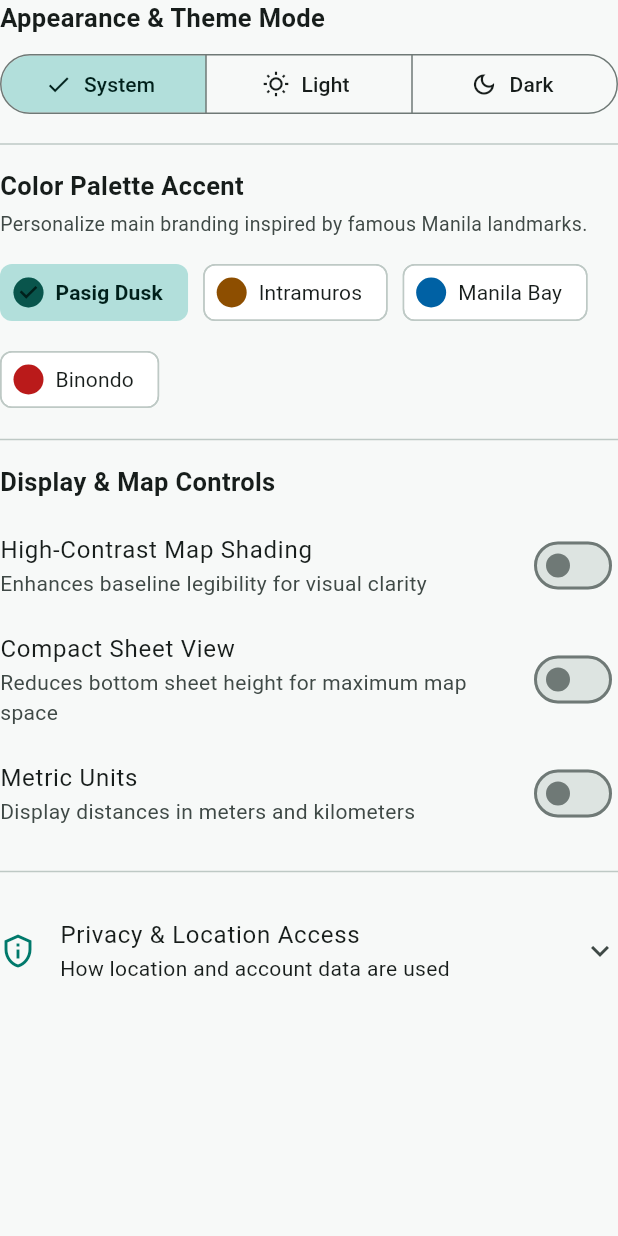
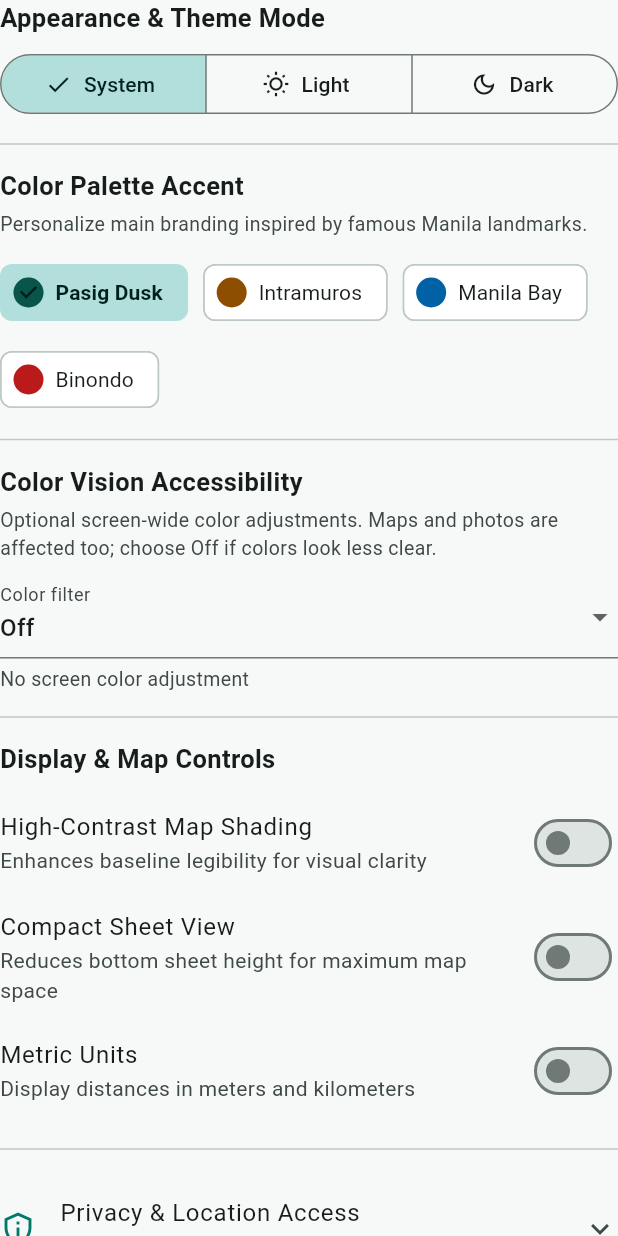
Before and after one commit to AkiraVee/mapparaan, a Flutter app: the _SettingsPage widget shown alone on an empty page, opened directly, on a phone screen of 412 x 824 dp. Run offline on Flutter 3.47's test engine with Material 3 defaults, Android fonts, the phone set to English and light mode, and no system bars; our stand-ins replace flutter_dotenv, flutter_image_compress, flutter_map, geolocator, image_picker, latlong2 and 3 more; missing offline and left inert: flutter_map_cancellable_tile_provider; accounts and stored records are empty; network calls fail.

Commit message:
feat: Implement color vision accessibility settings and update preferences service

```diff
--- a/mapparaan/lib/main.dart
+++ b/mapparaan/lib/main.dart
@@ -5,6 +5,7 @@ import 'package:supabase_flutter/supabase_flutter.dart';
 import 'package:flutter_dotenv/flutter_dotenv.dart';
 
 import 'services/commuter_preference_service.dart';
+import 'services/local_ui_preferences_service.dart';
 import 'services/memory_pin_service.dart';
 import 'services/friend_sharing_service.dart';
 import 'screens/home_screen.dart';
@@ -104,6 +105,20 @@ class MyApp extends StatelessWidget {
         return MaterialApp(
           title: 'Mapparaan',
           debugShowCheckedModeBanner: false,
+          builder: (context, child) {
+            return ValueListenableBuilder<LocalUiPreferences>(
+              valueListenable: LocalUiPreferencesService.current,
+              builder: (context, localPreferences, child) {
+                final filter = localPreferences.colorVisionFilter;
+                if (filter == ColorVisionFilter.none) return child!;
+                return ColorFiltered(
+                  colorFilter: ColorFilter.matrix(filter.matrix),
+                  child: child,
+                );
+              },
+              child: child,
+            );
+          },
           theme: ThemeData(
             brightness: Brightness.light,
             primaryColor: palette.primary,
--- a/mapparaan/lib/screens/drawer_destination_screen.dart
+++ b/mapparaan/lib/screens/drawer_destination_screen.dart
@@ -2,6 +2,7 @@ import 'package:flutter/material.dart';
 
 import 'friends_screen.dart';
 import '../services/commuter_preference_service.dart';
+import '../services/local_ui_preferences_service.dart';
 
 import '../services/ai_assistant_service.dart';
 import '../services/place_search_service.dart';
@@ -1335,6 +1336,7 @@ class _SettingsPage extends StatefulWidget {
 
 class _SettingsPageState extends State<_SettingsPage> {
   CommuterPreferences _prefs = const CommuterPreferences();
+  LocalUiPreferences _localPrefs = const LocalUiPreferences();
   bool _isLoading = true;
 
   @override
@@ -1345,9 +1347,11 @@ class _SettingsPageState extends State<_SettingsPage> {
 
   Future<void> _loadPreferences() async {
     final loaded = await CommuterPreferencesService.load();
+    final loadedLocal = await LocalUiPreferencesService.load();
     if (!mounted) return;
     setState(() {
       _prefs = loaded;
+      _localPrefs = loadedLocal;
       _isLoading = false;
     });
   }
@@ -1355,6 +1359,12 @@ class _SettingsPageState extends State<_SettingsPage> {
   Future<void> _updatePreferences(CommuterPreferences newPrefs) async {
     setState(() => _prefs = newPrefs);
     await CommuterPreferencesService.save(newPrefs);
+  }
+
+  Future<void> _updateColorVisionFilter(ColorVisionFilter filter) async {
+    final updated = _localPrefs.copyWith(colorVisionFilter: filter);
+    setState(() => _localPrefs = updated);
+    await LocalUiPreferencesService.save(updated);
   }
 
   @override
@@ -1444,6 +1454,44 @@ class _SettingsPageState extends State<_SettingsPage> {
         const Divider(height: 32),
 
         const Text(
+          'Color Vision Accessibility',
+          style: TextStyle(fontSize: 17, fontWeight: FontWeight.w700),
+        ),
+        const SizedBox(height: 4),
+        Text(
+          'Optional screen-wide color adjustments. Maps and photos are affected too; choose Off if colors look less clear.',
+          style: TextStyle(
+            fontSize: 13,
+            color: Theme.of(context).colorScheme.onSurfaceVariant,
+          ),
+        ),
+        const SizedBox(height: 8),
+        DropdownButtonFormField<ColorVisionFilter>(
+          isExpanded: true,
+          initialValue: _localPrefs.colorVisionFilter,
+          decoration: const InputDecoration(labelText: 'Color filter'),
+          items: ColorVisionFilter.values.map((filter) {
+            return DropdownMenuItem(
+              value: filter,
+              child: Text(filter.label, overflow: TextOverflow.ellipsis),
+            );
+          }).toList(),
+          onChanged: (filter) {
+            if (filter != null) _updateColorVisionFilter(filter);
+          },
+        ),
+        const SizedBox(height: 4),
+        Text(
+          _localPrefs.colorVisionFilter.description,
+          style: TextStyle(
+            fontSize: 13,
+            color: Theme.of(context).colorScheme.onSurfaceVariant,
+          ),
+        ),
+
+        const Divider(height: 32),
+
+        const Text(
           'Display & Map Controls',
           style: TextStyle(fontSize: 17, fontWeight: FontWeight.w700),
         ),
--- a/mapparaan/lib/services/local_ui_preferences_service.dart
+++ b/mapparaan/lib/services/local_ui_preferences_service.dart
@@ -1,5 +1,108 @@
 import 'package:flutter/foundation.dart';
 import 'package:shared_preferences/shared_preferences.dart';
+
+enum ColorVisionFilter {
+  none('Off', 'No screen color adjustment', <double>[
+    1,
+    0,
+    0,
+    0,
+    0,
+    0,
+    1,
+    0,
+    0,
+    0,
+    0,
+    0,
+    1,
+    0,
+    0,
+    0,
+    0,
+    0,
+    1,
+    0,
+  ]),
+  redGreen(
+    'Red-green contrast',
+    'Adds a blue cue to help distinguish red and green',
+    <double>[1, 0, 0, 0, 0, 0, 1, 0, 0, 0, 0.2, -0.2, 1, 0, 0, 0, 0, 0, 1, 0],
+  ),
+  blueYellow(
+    'Blue-yellow contrast',
+    'Adds a red-green cue to help distinguish blue and yellow',
+    <double>[
+      1.15,
+      0,
+      -0.15,
+      0,
+      0,
+      0,
+      1.15,
+      -0.15,
+      0,
+      0,
+      0,
+      0,
+      1,
+      0,
+      0,
+      0,
+      0,
+      0,
+      1,
+      0,
+    ],
+  ),
+  protanopia(
+    'Protanopia',
+    'Stronger red-weakness adjustment; adds a blue cue to red',
+    <double>[1, 0, 0, 0, 0, 0, 1, 0, 0, 0, 0.45, 0, 1, 0, 0, 0, 0, 0, 1, 0],
+  ),
+  deuteranopia(
+    'Deuteranopia',
+    'Stronger green-weakness adjustment; adds a blue cue to green',
+    <double>[1, 0, 0, 0, 0, 0, 1, 0, 0, 0, 0, 0.45, 1, 0, 0, 0, 0, 0, 1, 0],
+  ),
+  tritanopia(
+    'Tritanopia',
+    'Stronger blue-weakness adjustment; adds a red cue to blue',
+    <double>[1, 0, 0.45, 0, 0, 0, 1, 0, 0, 0, 0, 0, 1, 0, 0, 0, 0, 0, 1, 0],
+  ),
+  achromatopsia(
+    'Achromatopsia / Monochromacy',
+    'Grayscale view; color distinctions are not restored',
+    <double>[
+      0.2126,
+      0.7152,
+      0.0722,
+      0,
+      0,
+      0.2126,
+      0.7152,
+      0.0722,
+      0,
+      0,
+      0.2126,
+      0.7152,
+      0.0722,
+      0,
+      0,
+      0,
+      0,
+      0,
+      1,
+      0,
+    ],
+  );
+
+  const ColorVisionFilter(this.label, this.description, this.matrix);
+
+  final String label;
+  final String description;
+  final List<double> matrix;
+}
 
 class LocalUiPreferences {
   final bool seniorMode;
@@ -10,6 +113,7 @@ class LocalUiPreferences {
   final bool avoidFloods;
   final double? walkingLimitKm;
   final String language;
+  final ColorVisionFilter colorVisionFilter;
 
   const LocalUiPreferences({
     this.seniorMode = false,
@@ -20,6 +124,7 @@ class LocalUiPreferences {
     this.avoidFloods = false,
     this.walkingLimitKm,
     this.language = 'English',
+    this.colorVisionFilter = ColorVisionFilter.none,
   });
 
   LocalUiPreferences copyWith({
@@ -31,6 +136,7 @@ class LocalUiPreferences {
     bool? avoidFloods,
     Object? walkingLimitKm = _unchanged,
     String? language,
+    ColorVisionFilter? colorVisionFilter,
   }) {
     return LocalUiPreferences(
       seniorMode: seniorMode ?? this.seniorMode,
@@ -43,6 +149,7 @@ class LocalUiPreferences {
           ? this.walkingLimitKm
           : walkingLimitKm as double?,
       language: language ?? this.language,
+      colorVisionFilter: colorVisionFilter ?? this.colorVisionFilter,
     );
   }
 
@@ -55,6 +162,7 @@ class LocalUiPreferences {
     'avoid_floods': avoidFloods,
     'walking_limit_km': walkingLimitKm,
     'language': language,
+    'color_vision_filter': colorVisionFilter.name,
   };
 
   static const _unchanged = Object();
@@ -79,6 +187,11 @@ class LocalUiPreferencesService {
       avoidFloods: store.getBool('${_prefix}avoid_floods') ?? false,
       walkingLimitKm: store.getDouble('${_prefix}walking_limit_km'),
       language: store.getString('${_prefix}language') ?? 'English',
+      colorVisionFilter: ColorVisionFilter.values.firstWhere(
+        (filter) =>
+            filter.name == store.getString('${_prefix}color_vision_filter'),
+        orElse: () => ColorVisionFilter.none,
+      ),
     );
     current.value = value;
     return value;
@@ -102,5 +215,9 @@ class LocalUiPreferencesService {
       );
     }
     await store.setString('${_prefix}language', value.language);
+    await store.setString(
+      '${_prefix}color_vision_filter',
+      value.colorVisionFilter.name,
+    );
   }
 }
```
Also changed, not shown: 1 other file.
